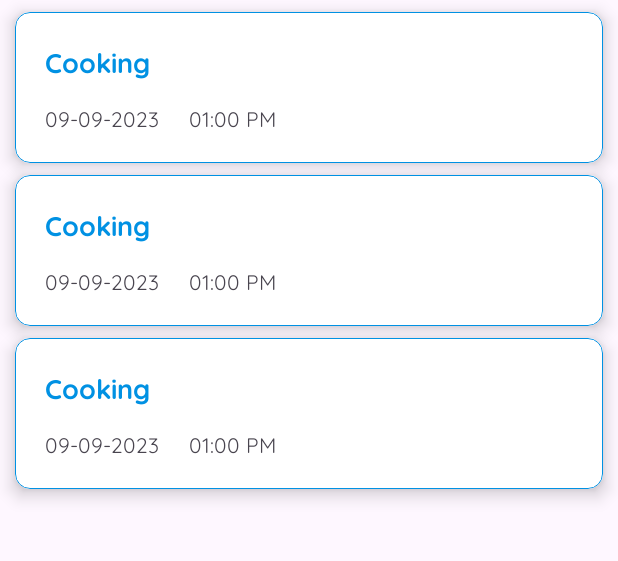
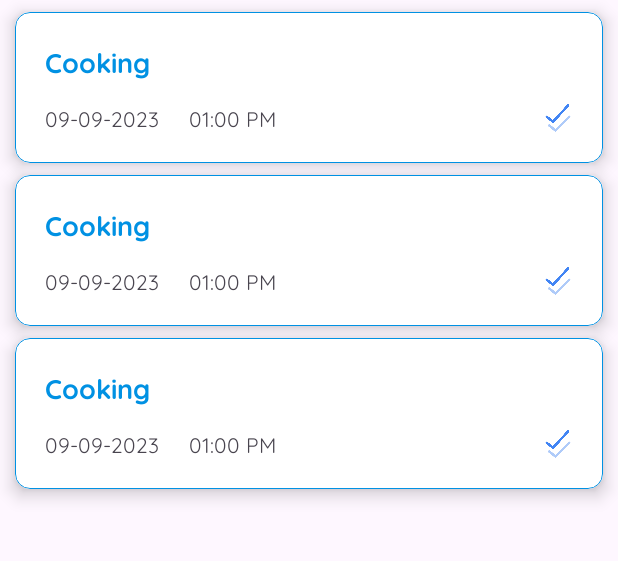
Before and after one commit to JungleMystic/To-Do-List, an Android app: the layout fragment_to_do_list.xml on its own in the app's theme, with its tools: preview values and no code run, on a phone screen of 412 x 824 dp, the part 96-657 px from its top. Run offline under Robolectric (Android 15) with nearby library versions, the phone set to English and light mode, and no system bars.

Commit message:
Initial Commit v1.0.0

```diff
--- a/app/src/main/java/com/lrm/todolist/adapter/ToDoListAdapter.kt
+++ b/app/src/main/java/com/lrm/todolist/adapter/ToDoListAdapter.kt
@@ -7,6 +7,7 @@ import android.graphics.Color
 import android.graphics.Typeface
 import android.graphics.drawable.ColorDrawable
 import android.view.LayoutInflater
+import android.view.View
 import android.view.ViewGroup
 import android.widget.TextView
 import androidx.core.content.ContextCompat
@@ -38,6 +39,7 @@ class ToDoListAdapter(
                 binding.toDoCard.strokeWidth = 1
                 binding.title.setTypeface(null, Typeface.NORMAL)
                 binding.title.setTextColor(ContextCompat.getColor(context, R.color.light_grey))
+                binding.readIcon.visibility = View.VISIBLE
             }
         }
     }
--- a/app/src/main/res/layout/to_do_list_item.xml
+++ b/app/src/main/res/layout/to_do_list_item.xml
@@ -57,6 +57,18 @@
             app:layout_constraintStart_toEndOf="@id/date"
             android:layout_marginStart="20dp"/>
 
+        <ImageView
+            android:id="@+id/read_icon"
+            android:layout_width="20dp"
+            android:layout_height="20dp"
+            android:src="@drawable/double_tick_icon"
+            app:layout_constraintTop_toTopOf="@id/time"
+            app:layout_constraintEnd_toEndOf="parent"
+            android:layout_marginEnd="20dp"
+            android:contentDescription="@null"
+            android:visibility="gone"
+            tools:visibility="visible" />
+
     </androidx.constraintlayout.widget.ConstraintLayout>
 
 </com.google.android.material.card.MaterialCardView>
```
Also changed, not shown: app/src/main/res/navigation/nav_graph.xml (+1 -14 lines), app/src/main/res/drawable/double_tick_icon.png (added).
